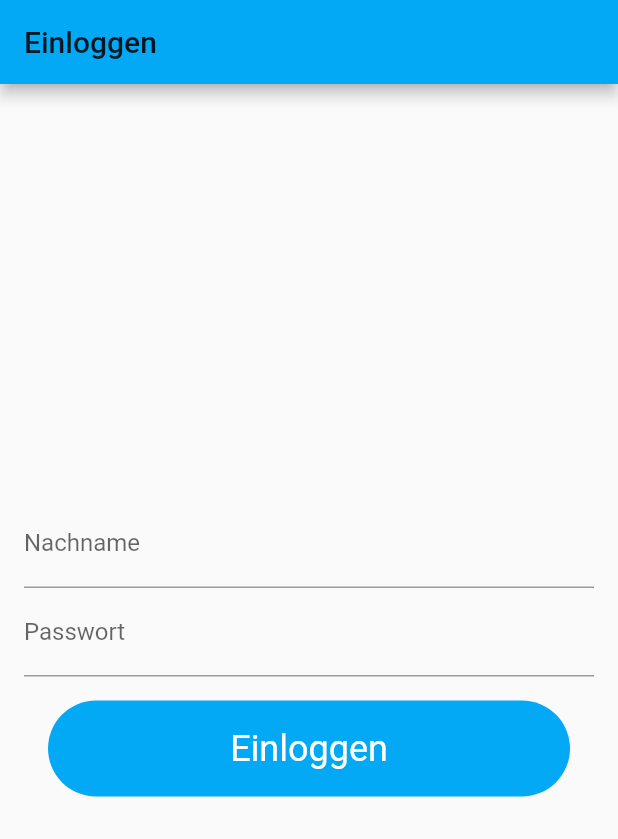
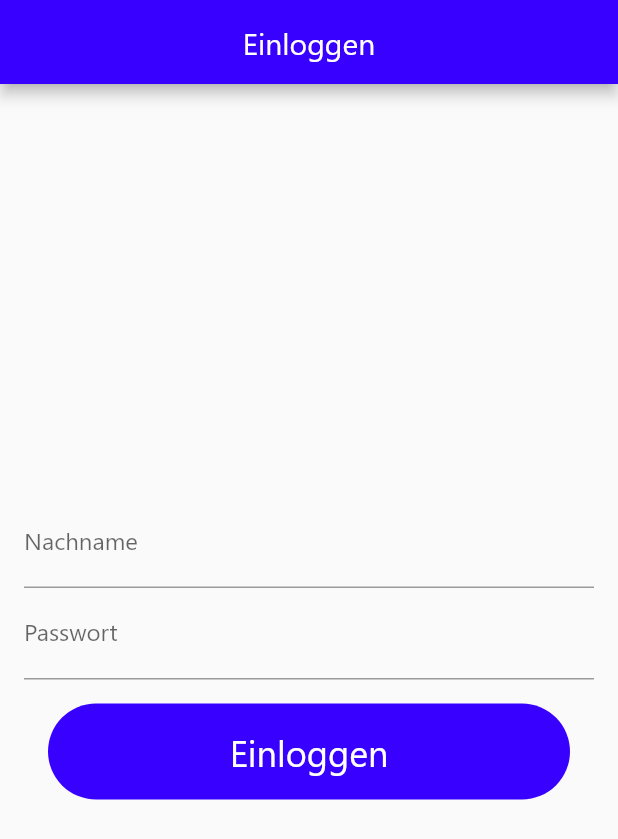
Before and after one commit to Butzlabben/snowwhite_manager_app, a Flutter app: the screen it shows after launch, on a phone screen of 412 x 824 dp. Shown: the top 839 px of the screen. Run offline on Flutter 3.47's test engine with Material 2 defaults, Android fonts, the phone set to English and light mode, and no system bars; our stand-ins replace flutter_secure_storage; missing offline and left inert: qr_code_scanner.

Commit message:
Polished UI

```diff
--- a/lib/main.dart
+++ b/lib/main.dart
@@ -16,8 +16,7 @@ class SnowwhiteManager extends StatelessWidget {
     return MaterialApp(
       title: 'Snowwhite Manager',
       theme: ThemeData(
-        primaryColor: Colors.lightBlue,
-      ),
+          primaryColor: Color.fromRGBO(55, 0, 255, 1), fontFamily: 'Segoe UI'),
       routes: {
         '/': (context) => MainScreen(),
         '/addTicket': (context) => AddTicket(),
@@ -57,7 +56,13 @@ class _MainScreenState extends State<MainScreen> {
       return Form(
         key: key,
         child: new Scaffold(
-          appBar: AppBar(title: Text('Einloggen')),
+          appBar: AppBar(
+            title: Text(
+              'Einloggen',
+              style: TextStyle(color: Colors.white),
+            ),
+            centerTitle: true,
+          ),
           body: Center(
             child: Padding(
               padding: const EdgeInsets.all(16),
--- a/lib/screens/add_ticket.dart
+++ b/lib/screens/add_ticket.dart
@@ -19,7 +19,8 @@ class _AddTicketState extends State<AddTicket> {
       child: Scaffold(
         appBar: AppBar(
           title:
-              Text('Ticket hinzufügen', style: TextStyle(color: Colors.white)),
+              Text('Ticket hinzufügen', style: TextStyle(color: Colors.white)),        centerTitle: true,
+
         ),
         body: Padding(
           padding: const EdgeInsets.all(16),
@@ -85,7 +86,7 @@ class _AddTicketState extends State<AddTicket> {
 
   showResultDialog(bool success) {
     IconData icon = success ? Icons.check_circle : Icons.close;
-    Color color = success ? Colors.green : Colors.red;
+    Color color = success ? Color(0xFF2CD02C) : Color(0xffff0000);
     String text = success ? "Ticket erstellt" : "Konnte Ticket nicht erstellen";
 
     showDialog(
--- a/lib/screens/ticket_list.dart
+++ b/lib/screens/ticket_list.dart
@@ -36,6 +36,7 @@ class _TicketListState extends State<TicketList> {
   fetchFirst() async {
     if (this.tickets.length != 0) return;
     List<Ticket> tickets = await listTickets();
+    if (mounted)
       setState(() {
         this.tickets = tickets;
         reachedEnd = false;
@@ -49,6 +50,7 @@ class _TicketListState extends State<TicketList> {
       reachedEnd = true;
       return;
     }
+    if (mounted)
       setState(() {
         this.tickets.addAll(tickets);
       });
--- a/lib/screens/verify.dart
+++ b/lib/screens/verify.dart
@@ -37,6 +37,7 @@ class _VerifyPinState extends State<VerifyPin> {
       appBar: AppBar(
         title: Text("PIN eingeben", style: TextStyle(color: Colors.white)),
         automaticallyImplyLeading: false,
+        centerTitle: true,
       ),
       body: Padding(
         padding: const EdgeInsets.all(16),
```
Also changed, not shown: lib/api.dart (+5 -5 lines), lib/screens/home.dart (+8 -6 lines), lib/screens/scan_ticket.dart (+5 -2 lines), pubspec.yaml (+6 -6 lines), assets/fonts/Segoe UI Bold.ttf (added), assets/fonts/Segoe UI.ttf (added), 2 other files. Lines whose indentation alone changed are shown as unchanged.
